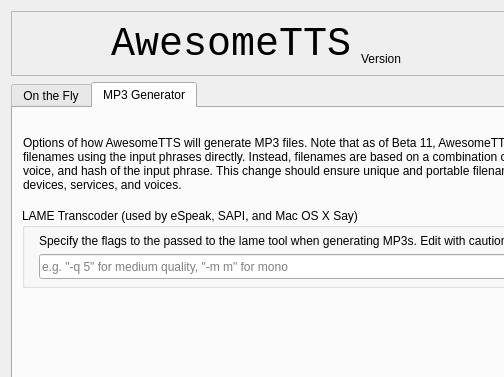
This is awesometts/designer/configurator.ui in runehol/AwesomeTTS as Qt 5 draws it before an edit; both pictures show x 0 to 504 and y 0 to 377 of the 670 by 591 pixel window. The edited form follows.
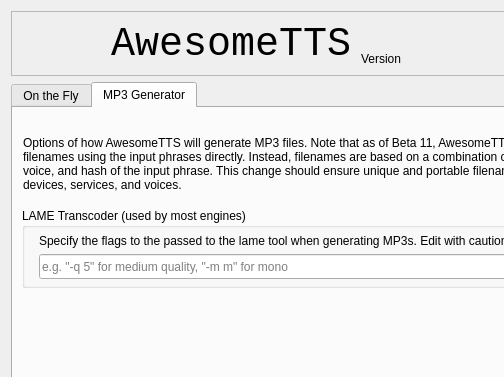
This is the edited form. The open tabs and pages were chosen to show the change.

Commit message:
Update configuration copy regarding LAME
With Ekho now having LAME support, all engines use this except Google.

```diff
--- a/awesometts/designer/configurator.ui
+++ b/awesometts/designer/configurator.ui
@@ -282,7 +282,7 @@
             </rect>
            </property>
            <property name="title">
-            <string>LAME Transcoder (used by eSpeak, SAPI, and Mac OS X Say)</string>
+            <string>LAME Transcoder (used by most engines)</string>
            </property>
            <widget class="QLabel">
             <property name="geometry">
```
